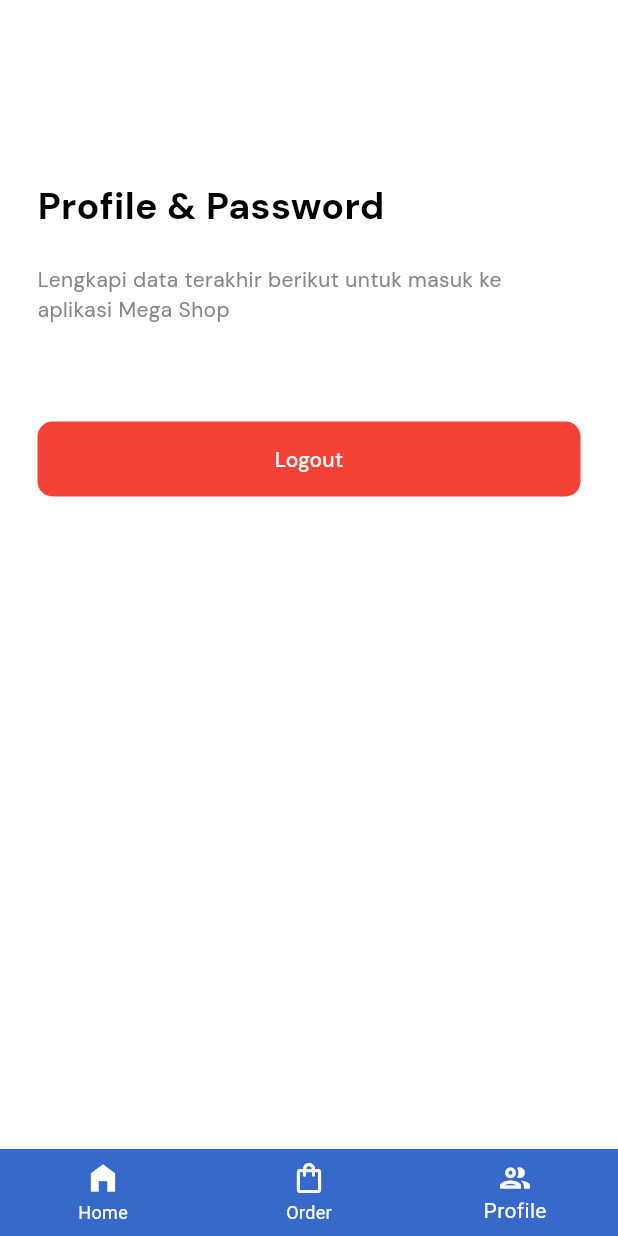
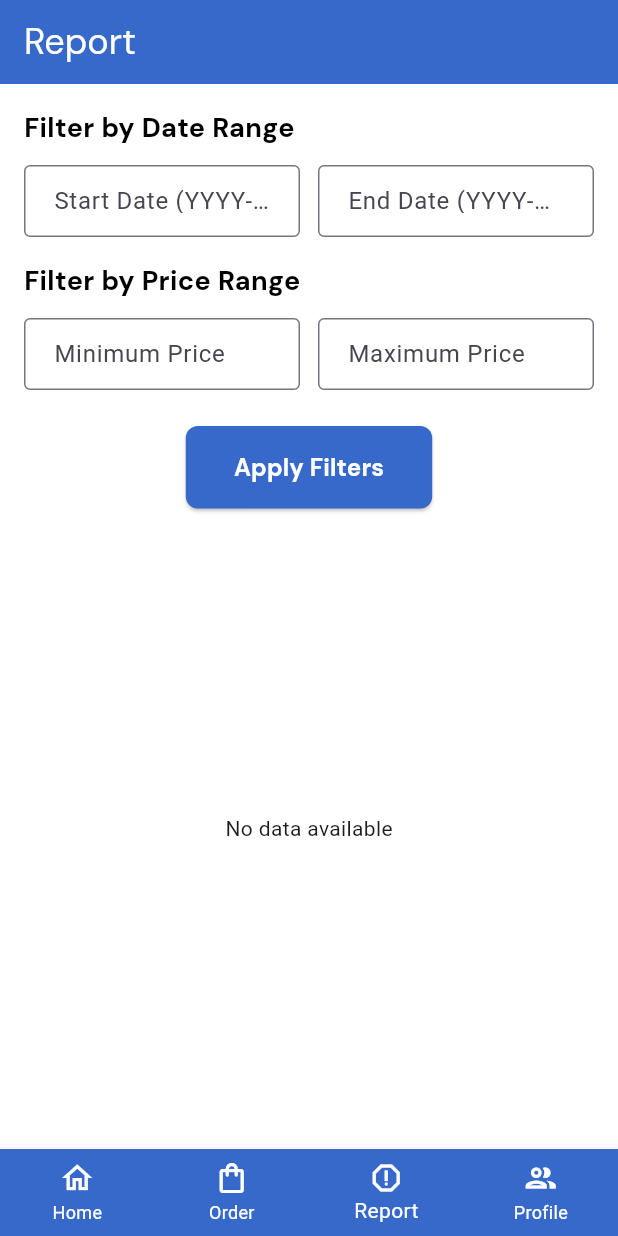
Before and after one commit to Dhicahya/final-point_of_sale, a Flutter app: the screen it shows once a user with an empty profile is signed in, item 3 of the bottom bar chosen, on a phone screen of 412 x 824 dp. Run offline on Flutter 3.47's test engine with Material 3 defaults, Android fonts, the phone set to English and light mode, and no system bars; our stand-ins replace badges, bloc, cloud_firestore, equatable, firebase_auth, firebase_core and 8 more; accounts and stored records are empty.

Commit message:
add: report

```diff
--- a/lib/logic/payment_bloc/payment_bloc.dart
+++ b/lib/logic/payment_bloc/payment_bloc.dart
@@ -77,6 +77,10 @@ class PaymentBloc extends Bloc<PaymentEvent, PaymentState> {
     final paymentData = {
       'date': paymentDate,
       'products': products
+          .where((p) =>
+              quantities[p.id] != null &&
+              quantities[p.id]! >
+                  0) // Filter out products with null or zero quantities
           .map((p) => {
                 'name': p.name,
                 'quantity': quantities[p.id],
@@ -90,6 +94,7 @@ class PaymentBloc extends Bloc<PaymentEvent, PaymentState> {
 
     await _firestore.collection('payments').add(paymentData);
   }
+
 
   Future<void> _updatePaymentStatus(
     String transactionId,
--- /dev/null
+++ b/lib/logic/report_bloc/report_bloc.dart
@@ -0,0 +1,51 @@
+// report_bloc.dart
+import 'package:equatable/equatable.dart';
+import 'package:flutter_bloc/flutter_bloc.dart';
+import 'package:cloud_firestore/cloud_firestore.dart';
+
+part 'report_event.dart';
+part 'report_state.dart';
+
+class ReportBloc extends Bloc<ReportEvent, ReportState> {
+  final FirebaseFirestore _firestore = FirebaseFirestore.instance;
+
+  ReportBloc() : super(ReportInitial()) {
+    on<FetchReport>(_onFetchReport);
+  }
+
+  Future<void> _onFetchReport(
+    FetchReport event,
+    Emitter<ReportState> emit,
+  ) async {
+    emit(ReportLoading());
+    try {
+      Query query = _firestore.collection('payments');
+
+      if (event.startDate != null && event.endDate != null) {
+        query = query
+            .where('date', isGreaterThanOrEqualTo: event.startDate)
+            .where('date', isLessThanOrEqualTo: event.endDate);
+      }
+
+      if (event.minPrice != null) {
+        query =
+            query.where('totalPrice', isGreaterThanOrEqualTo: event.minPrice);
+      }
+
+      if (event.maxPrice != null) {
+        query = query.where('totalPrice', isLessThanOrEqualTo: event.maxPrice);
+      }
+
+      final querySnapshot = await query.get();
+      final reports = querySnapshot.docs
+          .map((doc) => doc.data()
+              as Map<String, dynamic>) // Cast data to Map<String, dynamic>
+          .toList();
+
+      emit(ReportLoaded(reports: reports));
+    } catch (e) {
+      emit(ReportFailure(error: e.toString()));
+    }
+  }
+
+}
--- /dev/null
+++ b/lib/logic/report_bloc/report_event.dart
@@ -0,0 +1,26 @@
+// report_event.dart
+part of 'report_bloc.dart';
+
+abstract class ReportEvent extends Equatable {
+  const ReportEvent();
+
+  @override
+  List<Object?> get props => [];
+}
+
+class FetchReport extends ReportEvent {
+  final DateTime? startDate;
+  final DateTime? endDate;
+  final double? minPrice;
+  final double? maxPrice;
+
+  const FetchReport({
+    this.startDate,
+    this.endDate,
+    this.minPrice,
+    this.maxPrice,
+  });
+
+  @override
+  List<Object?> get props => [startDate, endDate, minPrice, maxPrice];
+}
--- /dev/null
+++ b/lib/logic/report_bloc/report_state.dart
@@ -0,0 +1,31 @@
+// report_state.dart
+part of 'report_bloc.dart';
+
+abstract class ReportState extends Equatable {
+  const ReportState();
+
+  @override
+  List<Object?> get props => [];
+}
+
+class ReportInitial extends ReportState {}
+
+class ReportLoading extends ReportState {}
+
+class ReportLoaded extends ReportState {
+  final List<Map<String, dynamic>> reports;
+
+  const ReportLoaded({required this.reports});
+
+  @override
+  List<Object?> get props => [reports];
+}
+
+class ReportFailure extends ReportState {
+  final String error;
+
+  const ReportFailure({required this.error});
+
+  @override
+  List<Object?> get props => [error];
+}
--- a/lib/main.dart
+++ b/lib/main.dart
@@ -3,6 +3,7 @@ import 'package:finalproject_sanber/logic/auth_bloc/auth_bloc.dart';
 import 'package:finalproject_sanber/logic/inventory_bloc/inventory_bloc.dart';
 import 'package:finalproject_sanber/logic/order_bloc/order_bloc.dart';
 import 'package:finalproject_sanber/logic/payment_bloc/payment_bloc.dart';
+import 'package:finalproject_sanber/logic/report_bloc/report_bloc.dart';
 import 'package:finalproject_sanber/logic/user_bloc/user_bloc.dart';
 import 'package:finalproject_sanber/services/user_service.dart';
 import 'package:finalproject_sanber/ui/pages/login_page.dart';
@@ -45,6 +46,7 @@ class MyApp extends StatelessWidget {
         ),
         BlocProvider<OrderBloc>(create: (context) => OrderBloc()),
         BlocProvider<PaymentBloc>(create: (context) => PaymentBloc()),
+        BlocProvider<ReportBloc>(create: (context) => ReportBloc()),
       ],
       child: MaterialApp(
         debugShowCheckedModeBanner: false,
--- /dev/null
+++ b/lib/models/report_mode.dart
@@ -0,0 +1,34 @@
+import 'package:cloud_firestore/cloud_firestore.dart';
+
+class Report {
+  final String orderId;
+  final String productId;
+  final int quantity;
+  final double price;
+  final double totalPrice;
+  final String paymentMethod;
+  final DateTime transactionDate;
+
+  Report({
+    required this.orderId,
+    required this.productId,
+    required this.quantity,
+    required this.price,
+    required this.totalPrice,
+    required this.paymentMethod,
+    required this.transactionDate,
+  });
+
+  factory Report.fromDocument(DocumentSnapshot doc) {
+    final data = doc.data() as Map<String, dynamic>;
+    return Report(
+      orderId: data['orderId'],
+      productId: data['productId'],
+      quantity: data['quantity'],
+      price: data['price'],
+      totalPrice: data['totalPrice'],
+      paymentMethod: data['paymentMethod'],
+      transactionDate: (data['transactionDate'] as Timestamp).toDate(),
+    );
+  }
+}
--- /dev/null
+++ b/lib/services/report_service.dart
@@ -0,0 +1,11 @@
+import 'package:cloud_firestore/cloud_firestore.dart';
+import 'package:finalproject_sanber/models/report_mode.dart';
+
+class ReportService {
+  final FirebaseFirestore _firestore = FirebaseFirestore.instance;
+
+  Future<List<Report>> getReports() async {
+    final snapshot = await _firestore.collection('payments').get();
+    return snapshot.docs.map((doc) => Report.fromDocument(doc)).toList();
+  }
+}
--- a/lib/ui/layout_navigation.dart
+++ b/lib/ui/layout_navigation.dart
@@ -3,6 +3,7 @@ import 'package:finalproject_sanber/shared/theme.dart';
 import 'package:finalproject_sanber/ui/pages/order_page.dart';
 import 'package:finalproject_sanber/ui/pages/inventory_page.dart';
 import 'package:finalproject_sanber/ui/pages/profile_page.dart';
+import 'package:finalproject_sanber/ui/pages/report_page.dart';
 import 'package:flutter/material.dart';
 import 'package:flutter_bloc/flutter_bloc.dart';
 
@@ -18,7 +19,8 @@ class _LayoutNavigationState extends State<LayoutNavigation> {
   List<Widget> page = [
     const InventoryPage(),
     const OrderPage(),
-    const ProfilePage()
+    ReportPage(),
+    const ProfilePage(),
   ];
 
   @override
@@ -47,12 +49,16 @@ class _LayoutNavigationState extends State<LayoutNavigation> {
             },
             items: [
               BottomNavigationBarItem(
-                icon: Icon(Icons.home_filled),
+                icon: Icon(Icons.home_outlined),
                 label: 'Home',
               ),
               BottomNavigationBarItem(
                 icon: Icon(Icons.shopping_bag_outlined),
                 label: 'Order',
+              ),
+              BottomNavigationBarItem(
+                icon: Icon(Icons.report_outlined),
+                label: 'Report',
               ),
               const BottomNavigationBarItem(
                 icon: Icon(Icons.people_outline_outlined),
--- /dev/null
+++ b/lib/ui/pages/report_page.dart
@@ -0,0 +1,277 @@
+import 'package:cloud_firestore/cloud_firestore.dart';
+import 'package:flutter/material.dart';
+import 'package:flutter_bloc/flutter_bloc.dart';
+import 'package:finalproject_sanber/logic/report_bloc/report_bloc.dart';
+import 'package:finalproject_sanber/shared/theme.dart';
+import 'package:intl/intl.dart';
+
+class ReportPage extends StatelessWidget {
+  final TextEditingController _startDateController = TextEditingController();
+  final TextEditingController _endDateController = TextEditingController();
+  final TextEditingController _minPriceController = TextEditingController();
+  final TextEditingController _maxPriceController = TextEditingController();
+
+  @override
+  Widget build(BuildContext context) {
+    return Scaffold(
+        appBar: AppBar(
+          title: Text(
+            'Report',
+            style: whiteTextStyle.copyWith(fontSize: 24, fontWeight: regular),
+          ),
+          backgroundColor: blueColor,
+          iconTheme: IconThemeData(color: whiteColor),
+          automaticallyImplyLeading: false,
+        ),
+        body: Container(
+          color: whiteColor,
+          child: Padding(
+            padding: const EdgeInsets.all(16.0),
+            child: Column(
+              crossAxisAlignment: CrossAxisAlignment.start,
+              children: <Widget>[
+                _buildFilterForm(context),
+                const SizedBox(height: 16.0),
+                Expanded(
+                  child: BlocBuilder<ReportBloc, ReportState>(
+                    builder: (context, state) {
+                      if (state is ReportLoading) {
+                        return Center(child: CircularProgressIndicator());
+                      } else if (state is ReportLoaded) {
+                        return ListView.builder(
+                          itemCount: state.reports.length,
+                          itemBuilder: (context, index) {
+                            final report = state.reports[index];
+                            final date =
+                                (report['date'] as Timestamp?)?.toDate() ??
+                                    DateTime.now();
+                            final products =
+                                (report['products'] as List<dynamic>?)
+                                        ?.map((product) =>
+                                            product as Map<String, dynamic>)
+                                        .toList() ??
+                                    [];
+
+                            // Calculate the total price from products
+                            final totalPrice = products.fold<double>(
+                              0.0,
+                              (sum, product) {
+                                final price =
+                                    (product['price'] as num?)?.toDouble() ??
+                                        0.0;
+                                final quantity =
+                                    (product['quantity'] as int?) ?? 0;
+                                return sum + (price * quantity);
+                              },
+                            );
+
+                            return Card(
+                              color: whiteColor,
+                              margin: const EdgeInsets.symmetric(vertical: 8.0),
+                              elevation: 4.0,
+                              child: Padding(
+                                padding: const EdgeInsets.all(16.0),
+                                child: Column(
+                                  crossAxisAlignment: CrossAxisAlignment.start,
+                                  children: <Widget>[
+                                    Text(
+                                      'Transaction ID: ${report['transactionId']}',
+                                      style: TextStyle(
+                                          fontWeight: FontWeight.bold),
+                                    ),
+                                    Text(
+                                      'Date: ${DateFormat('yyyy-MM-dd').format(date)}',
+                                    ),
+                                    Text(
+                                      'Total Price: \Rp ${totalPrice.toStringAsFixed(2)}',
+                                    ),
+                                    Text(
+                                      'Payment Method: ${report['paymentMethod']}',
+                                    ),
+                                    Text(
+                                      'Status: ${report['status']}',
+                                    ),
+                                    const SizedBox(height: 8.0),
+                                    Text(
+                                      'Products:',
+                                      style: TextStyle(
+                                          fontWeight: FontWeight.bold),
+                                    ),
+                                    const SizedBox(height: 4.0),
+                                    SingleChildScrollView(
+                                      scrollDirection: Axis.vertical,
+                                      child: Column(
+                                        crossAxisAlignment:
+                                            CrossAxisAlignment.start,
+                                        children: products.map((product) {
+                                          final name =
+                                              product['name'] as String?;
+                                          final quantity =
+                                              product['quantity'] as int?;
+                                          final price =
+                                              product['price'] as num?;
+                                          return Text(
+                                            '${name ?? 'Unknown Product'} - Quantity: ${quantity ?? 0}, Price: \Rp ${price?.toDouble().toStringAsFixed(2) ?? '0.00'}',
+                                          );
+                                        }).toList(),
+                                      ),
+                                    ),
+                                  ],
+                                ),
+                              ),
+                            );
+                          },
+                        );
+                      } else if (state is ReportFailure) {
+                        return Center(child: Text('Error: ${state.error}'));
+                      }
+                      return Center(child: Text('No data available'));
+                    },
+                  ),
+                ),
+              ],
+            ),
+          ),
+        ));
+  }
+
+  Widget _buildFilterForm(BuildContext context) {
+    return Column(
+      crossAxisAlignment: CrossAxisAlignment.start,
+      children: <Widget>[
+        // Date Range Filter
+        Text(
+          'Filter by Date Range',
+          style: blackColorStyle.copyWith(fontSize: 18, fontWeight: bold),
+        ),
+        const SizedBox(height: 12.0),
+        Row(
+          children: <Widget>[
+            Expanded(
+              child: _buildDateTextField(
+                controller: _startDateController,
+                labelText: 'Start Date (YYYY-MM-DD)',
+              ),
+            ),
+            const SizedBox(width: 12.0),
+            Expanded(
+              child: _buildDateTextField(
+                controller: _endDateController,
+                labelText: 'End Date (YYYY-MM-DD)',
+              ),
+            ),
+          ],
+        ),
+        const SizedBox(height: 16.0),
+
+        // Price Range Filter
+        Text(
+          'Filter by Price Range',
+          style: blackColorStyle.copyWith(fontSize: 18, fontWeight: bold),
+        ),
+        const SizedBox(height: 12.0),
+        Row(
+          children: <Widget>[
+            Expanded(
+              child: _buildPriceTextField(
+                controller: _minPriceController,
+                labelText: 'Minimum Price',
+              ),
+            ),
+            const SizedBox(width: 12.0),
+            Expanded(
+              child: _buildPriceTextField(
+                controller: _maxPriceController,
+                labelText: 'Maximum Price',
+              ),
+            ),
+          ],
+        ),
+        const SizedBox(height: 24.0),
+
+        // Apply Filters Button
+        Center(
+          child: ElevatedButton(
+            onPressed: () {
+              _fetchReport(context);
+            },
+            child: Text(
+              'Apply Filters',
+              style: whiteTextStyle.copyWith(fontSize: 16, fontWeight: bold),
+            ),
+            style: ElevatedButton.styleFrom(
+              backgroundColor: blueColor,
+              padding:
+                  const EdgeInsets.symmetric(vertical: 16.0, horizontal: 32.0),
+              shape: RoundedRectangleBorder(
+                borderRadius: BorderRadius.circular(8.0),
+              ),
+            ),
+          ),
+        ),
+      ],
+    );
+  }
+
+  Widget _buildDateTextField({
+    required TextEditingController controller,
+    required String labelText,
+  }) {
+    return TextField(
+      controller: controller,
+      decoration: InputDecoration(
+        labelText: labelText,
+        border: OutlineInputBorder(),
+        contentPadding:
+            const EdgeInsets.symmetric(vertical: 12.0, horizontal: 16.0),
+      ),
+      keyboardType: TextInputType.datetime,
+    );
+  }
+
+  Widget _buildPriceTextField({
+    required TextEditingController controller,
+    required String labelText,
+  }) {
+    return TextField(
+      controller: controller,
+      decoration: InputDecoration(
+        labelText: labelText,
+        border: OutlineInputBorder(),
+        contentPadding:
+            const EdgeInsets.symmetric(vertical: 12.0, horizontal: 16.0),
+      ),
+      keyboardType: TextInputType.number,
+    );
+  }
+
+  void _fetchReport(BuildContext context) {
+    final startDate = _parseDate(_startDateController.text);
+    final endDate = _parseDate(_endDateController.text);
+    final minPrice = _parseDouble(_minPriceController.text);
+    final maxPrice = _parseDouble(_maxPriceController.text);
+
+    context.read<ReportBloc>().add(
+          FetchReport(
+            startDate: startDate,
+            endDate: endDate,
+            minPrice: minPrice,
+            maxPrice: maxPrice,
+          ),
+        );
+  }
+
+  DateTime? _parseDate(String date) {
+    if (date.isEmpty) return null;
+    try {
+      return DateFormat('yyyy-MM-dd').parse(date);
+    } catch (e) {
+      return null;
+    }
+  }
+
+  double? _parseDouble(String value) {
+    if (value.isEmpty) return null;
+    return double.tryParse(value);
+  }
+}
--- a/pubspec.yaml
+++ b/pubspec.yaml
@@ -58,6 +58,11 @@ dependencies:
   uuid: ^4.4.2
   pdf: ^3.11.1
   pdf_image_renderer: ^0.7.0
+  path_provider: ^2.1.4
+  share_plus: ^10.0.0
+  open_file: ^3.3.2
+  flutter_datetime_picker: ^1.5.1
+  intl: ^0.19.0
 
 dev_dependencies:
   build_runner: ^2.3.0
```
Also changed, not shown: lib/ui/pages/cash_payment_page.dart (+13 -5 lines), lib/ui/pages/payment_success_page.dart (+11 -7 lines), pubspec.lock, 3 other files.
